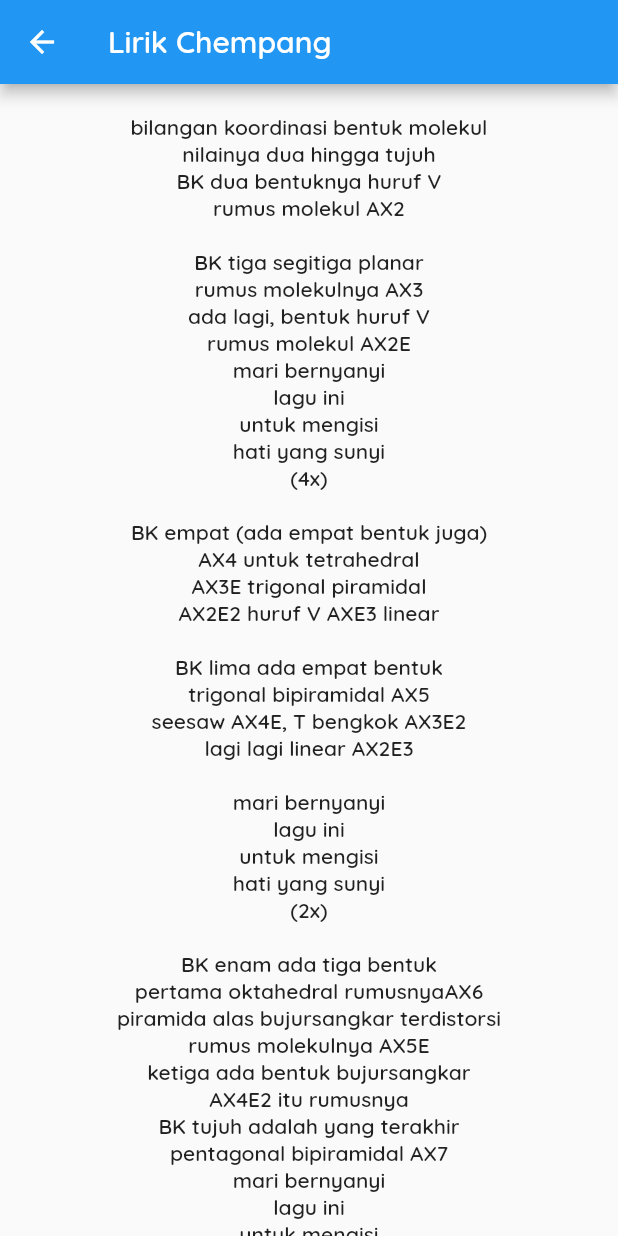
After one commit to nauval123/ModulPembelajaran, a Flutter app: the LirikPage screen opened by its route, on a phone screen of 412 x 824 dp. The commit adds this screen. Run offline on Flutter 3.47's test engine with Material 2 defaults, Android fonts, the phone set to English and light mode, and no system bars; our stand-ins replace assets_audio_player, shared_preferences, syncfusion_flutter_charts, video_player; missing offline and left inert: arcore_flutter_plugin, model_viewer; accounts and stored records are empty.

Commit message:
revisi 3 assets dan notifikasi

```diff
--- a/lib/main.dart
+++ b/lib/main.dart
@@ -7,6 +7,7 @@ import 'package:modul_pembelajaran_kimia/pages/3dmodelpage/testar.dart';
 import 'package:modul_pembelajaran_kimia/pages/3dmodelpage/trackkedar.dart';
 import 'package:modul_pembelajaran_kimia/pages/DashboardPage.dart';
 import 'package:modul_pembelajaran_kimia/pages/InputNamePage.dart';
+import 'package:modul_pembelajaran_kimia/pages/LyricPage.dart';
 import 'package:modul_pembelajaran_kimia/pages/MateriPage.dart';
 import 'package:modul_pembelajaran_kimia/pages/PetaKonsep.dart';
 import 'package:modul_pembelajaran_kimia/pages/TujuanPembelajaranPage.dart';
@@ -50,6 +51,7 @@ class _MyAppState extends State<MyApp> {
         '/Tujuan Pembelajaran': (context) => TujuanPembelajaranPage(),
         '/Materi': (context) => Materi(),
         '/Peta Konsep': (context) => PetaKonsepPage(),
+        '/Lirik': (context) => LirikPage(),
       },
     );
   }
--- a/lib/pages/DashboardPage.dart
+++ b/lib/pages/DashboardPage.dart
@@ -38,12 +38,13 @@ class _DashboardState extends State<Dashboard> {
         Audio(
           'assets/bgm.mp3',
           metas: Metas(
-          id: 'Lo-fi',
-          title: 'BGM',
-          artist: 'Unknown',
-          album: 'Unknown',
+            id: 'Alternative',
+            title: 'Bentuk Molekul',
+            artist: 'Chempang',
+            album: 'Chempang',
           ),
         ),
+        showNotification: true
         // loopMode: LoopMode.single,
         );
   }
@@ -127,6 +128,7 @@ class DashboardBody extends StatelessWidget {
               // SizedBox(height: MediaQuery.of(context).size.height/60,),
               CustomCardWidget(
                   'AR & Bentuk 3D molekul', 'lihat bentuk suatu molekul'),
+              CustomCardWidget('Lirik', 'Nyanyikan dan pahami lagunya'),
               // SizedBox(height: MediaQuery.of(context).size.height/60,),
               // CustomCardWidget('Daftar Pustaka'),
               // SizedBox(height: MediaQuery.of(context).size.height/50,),
--- /dev/null
+++ b/lib/pages/LyricPage.dart
@@ -0,0 +1,23 @@
+import 'package:flutter/material.dart';
+
+class LirikPage extends StatelessWidget {
+  const LirikPage({Key? key}) : super(key: key);
+
+  @override
+  Widget build(BuildContext context) {
+    return Scaffold(
+        appBar: AppBar(title: Text("Lirik Chempang")),
+        body: SafeArea(
+            child: SingleChildScrollView(
+          child: Container(
+            padding: EdgeInsets.all(20),
+            child: Center(
+              child: Text(
+                "bilangan koordinasi bentuk molekul\nnilainya dua hingga tujuh\nBK dua bentuknya huruf V\nrumus molekul AX2\n\nBK tiga segitiga planar\nrumus molekulnya AX3\nada lagi, bentuk huruf V\nrumus molekul AX2E\nmari bernyanyi\nlagu ini\nuntuk mengisi\nhati yang sunyi\n(4x)\n\nBK empat (ada empat bentuk juga)\nAX4 untuk tetrahedral\nAX3E trigonal piramidal\nAX2E2 huruf V AXE3 linear\n\nBK lima ada empat bentuk\ntrigonal bipiramidal AX5\nseesaw AX4E, T bengkok AX3E2\nlagi lagi linear AX2E3\n\nmari bernyanyi\nlagu ini\nuntuk mengisi\nhati yang sunyi\n(2x)\n\nBK enam ada tiga bentuk\npertama oktahedral rumusnyaAX6\npiramida alas bujursangkar terdistorsi\nrumus molekulnya AX5E\nketiga ada bentuk bujursangkar\nAX4E2 itu rumusnya\nBK tujuh adalah yang terakhir\npentagonal bipiramidal AX7\nmari bernyanyi\nlagu ini\nuntuk mengisi\nhati yang sunyi\n(2x)",
+                textAlign: TextAlign.center,
+              ),
+            ),
+          ),
+        )));
+  }
+}
--- a/pubspec.yaml
+++ b/pubspec.yaml
@@ -77,7 +77,7 @@ flutter:
     - assets/Image/
     - assets/logo/
     - assets/logo/icons/
-    - assets/molecule/BeH2/
+    - assets/molecule/BeCl2/
     - assets/molecule/BF3/
     - assets/molecule/BrF3/
     - assets/molecule/BrF5/
@@ -86,7 +86,7 @@ flutter:
     - assets/molecule/HF/
     - assets/molecule/IF7/
     - assets/molecule/NH3/
-    - assets/molecule/NO2/
+    - assets/molecule/SO2/
     - assets/molecule/PCl5/
     - assets/molecule/SF4/
     - assets/molecule/SF6/
```
Also changed, not shown: 1 other file. Lines whose indentation alone changed are shown as unchanged.
